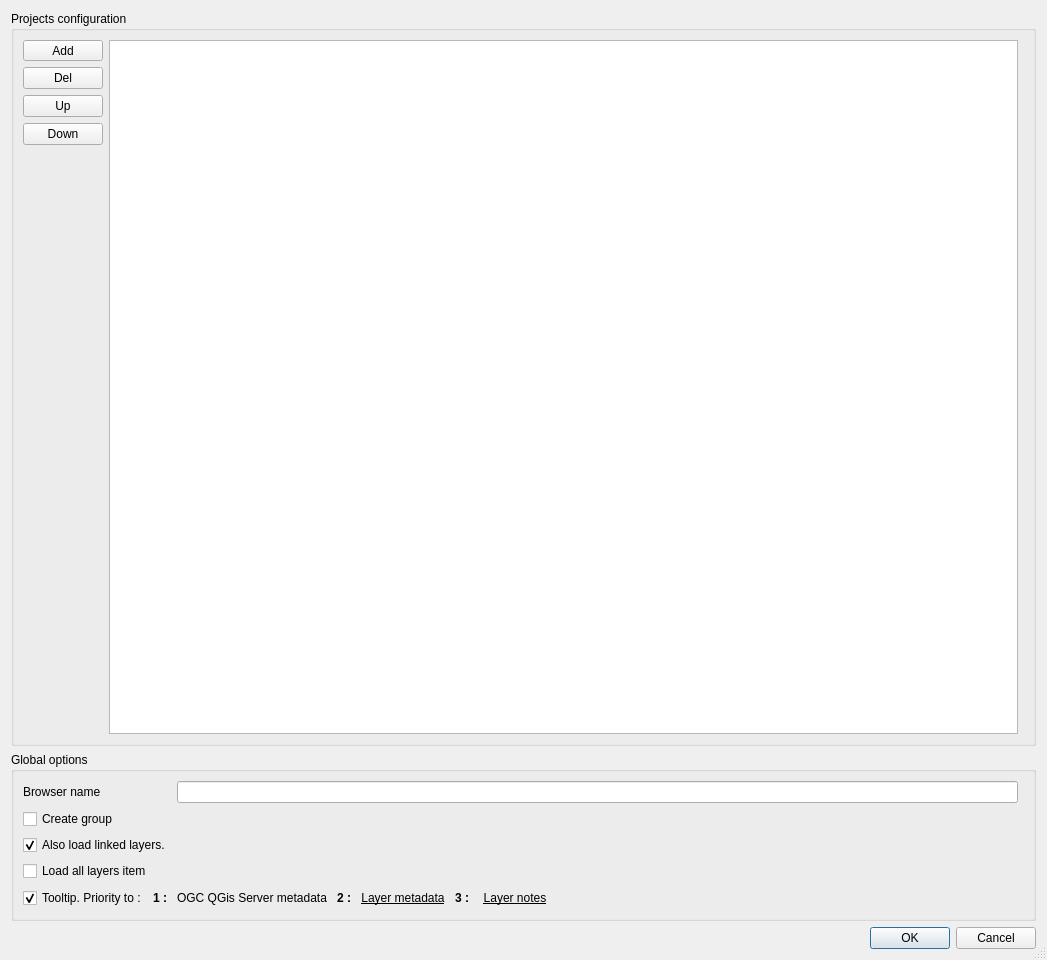
Qt form menu_from_project/ui/conf_dialog.ui (aeag/MenuFromProject-Qgis-Plugin) before a commit.
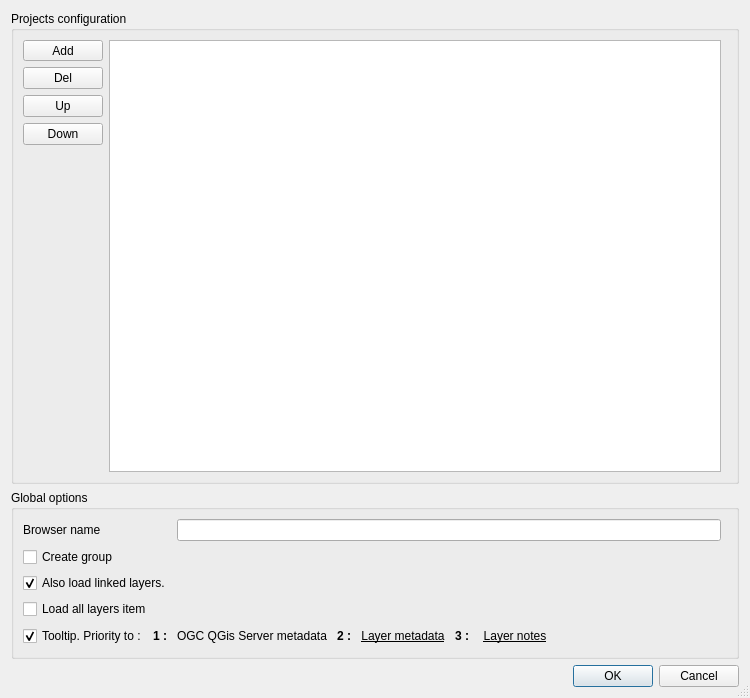
The same form after that commit. Icons and pictures are not drawn. Custom widgets are drawn as their Qt base class.

Commit message: feat(conf widget): minimum size for project table

```diff
--- a/menu_from_project/ui/conf_dialog.ui
+++ b/menu_from_project/ui/conf_dialog.ui
@@ -9,8 +9,8 @@
    <rect>
     <x>0</x>
     <y>0</y>
-    <width>1047</width>
-    <height>960</height>
+    <width>750</width>
+    <height>698</height>
    </rect>
   </property>
   <property name="sizePolicy">
@@ -131,6 +131,12 @@
       </item>
       <item>
        <widget class="QTableView" name="projectTableView">
+        <property name="minimumSize">
+         <size>
+          <width>300</width>
+          <height>0</height>
+         </size>
+        </property>
         <property name="selectionMode">
          <enum>QAbstractItemView::SingleSelection</enum>
         </property>
```
